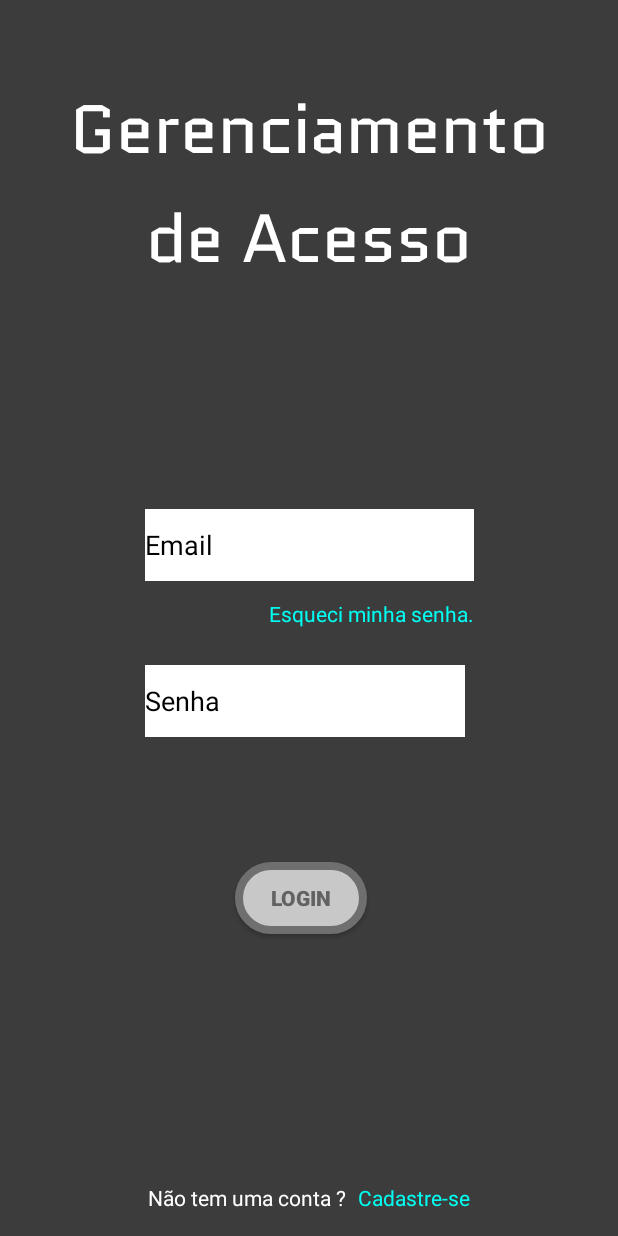
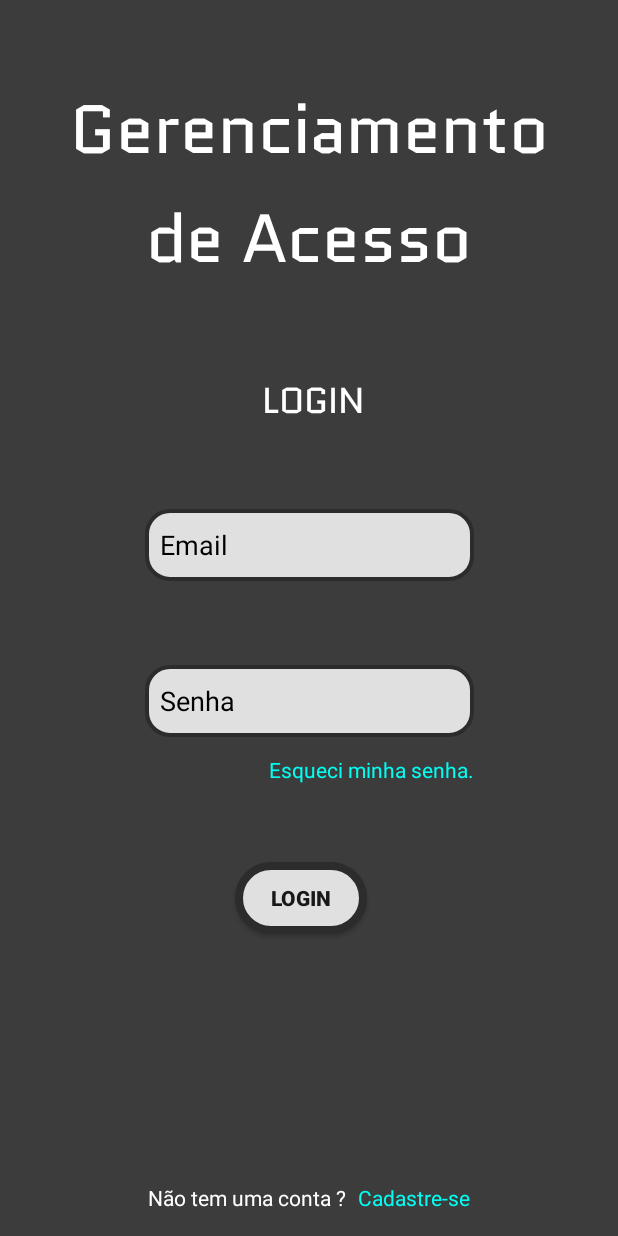
Before and after one commit to Illee-Silva/prj_FB-AuthSys, an Android app: the screen it shows after launch (MainActivity before the commit, LoginActivity after it), on a phone screen of 412 x 824 dp. Run offline under Robolectric (Android 15) with nearby library versions, the phone set to English and light mode, and no system bars; our stand-ins replace Firebase (no records; nobody signed in at launch, a user with empty details on screens opened directly).

Commit message:
Reestruturação da Página de Login

```diff
--- a/app/src/main/AndroidManifest.xml
+++ b/app/src/main/AndroidManifest.xml
@@ -14,13 +14,13 @@
         android:theme="@style/Theme.Prj_connectAuth"
         tools:targetApi="31">
         <activity
-            android:name=".sucess"
+            android:name=".MainActivity"
             android:exported="false" />
         <activity
             android:name=".RegisterActivity"
             android:exported="false" />
         <activity
-            android:name=".MainActivity"
+            android:name=".LoginActivity"
             android:exported="true">
             <intent-filter>
                 <action android:name="android.intent.action.MAIN" />
--- /dev/null
+++ b/app/src/main/java/com/example/prj_connectauth/LoginActivity.kt
@@ -0,0 +1,76 @@
+package com.example.prj_connectauth
+
+import android.content.Intent
+import android.os.Bundle
+import androidx.activity.enableEdgeToEdge
+import androidx.appcompat.app.AppCompatActivity
+import androidx.core.view.ViewCompat
+import androidx.core.view.WindowInsetsCompat
+import android.widget.Toast
+
+import com.google.firebase.auth.FirebaseAuth
+import com.example.prj_connectauth.databinding.ActivityLoginBinding
+
+
+class LoginActivity : AppCompatActivity() {
+
+    private lateinit var binding: ActivityLoginBinding
+    private lateinit var auth: FirebaseAuth
+
+
+    override fun onCreate(savedInstanceState: Bundle?) {
+        super.onCreate(savedInstanceState)
+
+        binding = ActivityLoginBinding.inflate(layoutInflater)
+        setContentView(binding.root)
+        auth = FirebaseAuth.getInstance()
+
+        if (auth.currentUser != null){
+            startActivity(Intent(this, MainActivity::class.java))
+            finish()
+        }
+
+        binding.bttLogin.setOnClickListener(){
+            val email = binding.txtEmail.text.toString().trim()
+            val password = binding.txtPassword.text.toString().trim()
+
+            if (email.isEmpty() || password.isEmpty()){
+                Toast.makeText(this, "Preencha todos os Campos!", Toast.LENGTH_SHORT).show()
+                return@setOnClickListener
+            }
+
+            auth.signInWithEmailAndPassword(email, password)
+                .addOnCompleteListener(this){ task ->
+                    if (task.isSuccessful){
+                        Toast.makeText(this, "Login bem-sucedido!", Toast.LENGTH_SHORT).show()
+                        startActivity(Intent(this, MainActivity::class.java))
+                        finish()
+                    }
+                    else{
+                        Toast.makeText(this, "Erro: ${task.exception?.message}", Toast.LENGTH_SHORT).show()
+                    }
+                }
+
+        }
+
+        binding.textView4.setOnClickListener {
+            startActivity(Intent(this, RegisterActivity::class.java))
+        }
+
+        binding.bttForgotPassword.setOnClickListener {
+            startActivity(Intent(this, RegisterActivity::class.java))
+        }
+
+        enableEdgeToEdge()
+        ViewCompat.setOnApplyWindowInsetsListener(findViewById(R.id.main)) { v, insets ->
+            val systemBars = insets.getInsets(WindowInsetsCompat.Type.systemBars())
+            v.setPadding(systemBars.left, systemBars.top, systemBars.right, systemBars.bottom)
+            insets
+        }
+    }
+
+    override fun onDestroy() {
+        super.onDestroy()
+        FirebaseAuth.getInstance().signOut()
+    }
+}
--- a/app/src/main/java/com/example/prj_connectauth/MainActivity.kt
+++ b/app/src/main/java/com/example/prj_connectauth/MainActivity.kt
@@ -1,77 +1,20 @@
 package com.example.prj_connectauth
 
-import android.content.Intent
 import android.os.Bundle
 import androidx.activity.enableEdgeToEdge
 import androidx.appcompat.app.AppCompatActivity
 import androidx.core.view.ViewCompat
 import androidx.core.view.WindowInsetsCompat
-import android.widget.Toast
-
-import com.google.firebase.auth.FirebaseAuth
-import com.example.prj_connectauth.databinding.ActivityMainBinding
-
-
 
 class MainActivity : AppCompatActivity() {
-
-    private lateinit var binding: ActivityMainBinding
-    private lateinit var auth: FirebaseAuth
-
-
     override fun onCreate(savedInstanceState: Bundle?) {
         super.onCreate(savedInstanceState)
-
-        binding = ActivityMainBinding.inflate(layoutInflater)
-        setContentView(binding.root)
-        auth = FirebaseAuth.getInstance()
-
-        if (auth.currentUser != null){
-            startActivity(Intent(this, sucess::class.java))
-            finish()
-        }
-
-        binding.bttLogin.setOnClickListener(){
-            val email = binding.txtEmail.text.toString().trim()
-            val password = binding.txtPassword.text.toString().trim()
-
-            if (email.isEmpty() || password.isEmpty()){
-                Toast.makeText(this, "Preencha todos os Campos!", Toast.LENGTH_SHORT).show()
-                return@setOnClickListener
-            }
-
-            auth.signInWithEmailAndPassword(email, password)
-                .addOnCompleteListener(this){ task ->
-                    if (task.isSuccessful){
-                        Toast.makeText(this, "Login bem-sucedido!", Toast.LENGTH_SHORT).show()
-                        startActivity(Intent(this, sucess::class.java))
-                        finish()
-                    }
-                    else{
-                        Toast.makeText(this, "Erro: ${task.exception?.message}", Toast.LENGTH_SHORT).show()
-                    }
-                }
-
-        }
-
-        binding.textView4.setOnClickListener {
-            startActivity(Intent(this, RegisterActivity::class.java))
-        }
-
-        binding.textView3.setOnClickListener {
-            startActivity(Intent(this, RegisterActivity::class.java))
-        }
-
         enableEdgeToEdge()
+        setContentView(R.layout.activity_main)
         ViewCompat.setOnApplyWindowInsetsListener(findViewById(R.id.main)) { v, insets ->
             val systemBars = insets.getInsets(WindowInsetsCompat.Type.systemBars())
             v.setPadding(systemBars.left, systemBars.top, systemBars.right, systemBars.bottom)
             insets
         }
     }
-
-    override fun onDestroy() {
-        super.onDestroy()
-        FirebaseAuth.getInstance().signOut()
-    }
 }
--- a/app/src/main/java/com/example/prj_connectauth/sucess.kt
+++ /dev/null
@@ -1,20 +0,0 @@
-package com.example.prj_connectauth
-
-import android.os.Bundle
-import androidx.activity.enableEdgeToEdge
-import androidx.appcompat.app.AppCompatActivity
-import androidx.core.view.ViewCompat
-import androidx.core.view.WindowInsetsCompat
-
-class sucess : AppCompatActivity() {
-    override fun onCreate(savedInstanceState: Bundle?) {
-        super.onCreate(savedInstanceState)
-        enableEdgeToEdge()
-        setContentView(R.layout.activity_sucess)
-        ViewCompat.setOnApplyWindowInsetsListener(findViewById(R.id.main)) { v, insets ->
-            val systemBars = insets.getInsets(WindowInsetsCompat.Type.systemBars())
-            v.setPadding(systemBars.left, systemBars.top, systemBars.right, systemBars.bottom)
-            insets
-        }
-    }
-}
--- /dev/null
+++ b/app/src/main/res/drawable/input_rounded.xml
@@ -0,0 +1,13 @@
+<?xml version="1.0" encoding="utf-8"?>
+<shape xmlns:android="http://schemas.android.com/apk/res/android">
+
+    <solid android:color="@color/btt_bkg"/>
+
+    <stroke
+        android:width="2.5dp"
+        android:color="@color/btt_strokeColor"
+        />
+
+    <corners android:radius="15dp"/>
+
+</shape>
--- /dev/null
+++ b/app/src/main/res/layout/activity_login.xml
@@ -0,0 +1,120 @@
+<?xml version="1.0" encoding="utf-8"?>
+<androidx.constraintlayout.widget.ConstraintLayout xmlns:android="http://schemas.android.com/apk/res/android"
+    xmlns:app="http://schemas.android.com/apk/res-auto"
+    xmlns:tools="http://schemas.android.com/tools"
+    android:id="@+id/main"
+    android:layout_width="match_parent"
+    android:layout_height="match_parent"
+    tools:context=".LoginActivity">
+
+    <TextView
+        android:id="@+id/main_txtV_title"
+        android:layout_width="364dp"
+        android:layout_height="145dp"
+        android:layout_marginTop="54dp"
+        android:fontFamily="@font/quantico"
+        android:lineSpacingExtra="8sp"
+        android:text="Gerenciamento de Acesso"
+        android:textAlignment="center"
+        android:textAppearance="@style/TextAppearance.AppCompat.Display2"
+        android:typeface="monospace"
+        app:layout_constraintEnd_toEndOf="parent"
+        app:layout_constraintHorizontal_bias="0.5"
+        app:layout_constraintStart_toStartOf="parent"
+        app:layout_constraintTop_toTopOf="parent" />
+
+    <EditText
+        android:id="@+id/txt_email"
+        android:layout_width="@dimen/ti_width"
+        android:layout_height="@dimen/ti_height"
+        android:layout_marginTop="140dp"
+        android:background="@drawable/input_rounded"
+        android:ems="10"
+        android:hint="Email"
+        android:inputType="textEmailAddress"
+        android:padding="10dp"
+        app:layout_constraintEnd_toEndOf="parent"
+        app:layout_constraintStart_toStartOf="parent"
+        app:layout_constraintTop_toBottomOf="@+id/main_txtV_title" />
+
+    <EditText
+        android:id="@+id/txt_password"
+        android:layout_width="@dimen/ti_width"
+        android:layout_height="@dimen/ti_height"
+        android:layout_marginTop="56dp"
+        android:background="@drawable/input_rounded"
+        android:ems="10"
+        android:hint="Senha"
+        android:inputType="textPassword"
+        android:padding="10dp"
+        app:layout_constraintStart_toStartOf="@+id/txt_email"
+        app:layout_constraintTop_toBottomOf="@+id/txt_email" />
+
+    <android.widget.Button
+        android:id="@+id/btt_login"
+        android:layout_width="wrap_content"
+        android:layout_height="wrap_content"
+        android:layout_marginStart="60dp"
+        android:layout_marginTop="83dp"
+        android:background="@drawable/btt_default"
+        android:fontFamily="sans-serif-black"
+        android:text="Login"
+        android:textColor="@color/btt_textColor"
+        app:layout_constraintStart_toStartOf="@+id/txt_password"
+        app:layout_constraintTop_toBottomOf="@+id/txt_password" />
+
+    <TextView
+        android:id="@+id/btt_forgotPassword"
+        android:layout_width="wrap_content"
+        android:layout_height="wrap_content"
+        android:layout_marginTop="12dp"
+        android:clickable="true"
+        android:text="Esqueci minha senha."
+        android:textColor="#00FFF2"
+        android:textSize="14sp"
+        app:layout_constraintEnd_toEndOf="@+id/txt_password"
+        app:layout_constraintTop_toBottomOf="@+id/txt_password" />
+
+    <TextView
+        android:id="@+id/textView3"
+        android:layout_width="wrap_content"
+        android:layout_height="wrap_content"
+        android:layout_marginEnd="4dp"
+        android:layout_marginBottom="16dp"
+        android:text="Não tem uma conta ?"
+        app:layout_constraintBottom_toBottomOf="parent"
+        app:layout_constraintEnd_toStartOf="@+id/textView4"
+        app:layout_constraintHorizontal_bias="0.5"
+        app:layout_constraintHorizontal_chainStyle="packed"
+        app:layout_constraintStart_toStartOf="parent" />
+
+    <TextView
+        android:id="@+id/textView4"
+        android:layout_width="wrap_content"
+        android:layout_height="wrap_content"
+        android:layout_marginStart="4dp"
+        android:layout_marginBottom="16dp"
+        android:clickable="true"
+        android:text="Cadastre-se"
+        android:textColor="#00FFF2"
+        app:layout_constraintBottom_toBottomOf="parent"
+        app:layout_constraintEnd_toEndOf="parent"
+        app:layout_constraintStart_toEndOf="@+id/textView3" />
+
+    <TextView
+        android:id="@+id/tv_screen_name"
+        android:layout_width="wrap_content"
+        android:layout_height="wrap_content"
+        android:fontFamily="@font/quantico"
+        android:text="Login"
+        android:textAlignment="center"
+        android:textAllCaps="true"
+        android:textSize="24sp"
+        app:layout_constraintBottom_toTopOf="@+id/txt_email"
+        app:layout_constraintEnd_toEndOf="parent"
+        app:layout_constraintHorizontal_bias="0.508"
+        app:layout_constraintStart_toStartOf="parent"
+        app:layout_constraintTop_toBottomOf="@+id/main_txtV_title"
+        app:layout_constraintVertical_bias="0.48000002" />
+
+</androidx.constraintlayout.widget.ConstraintLayout>
--- a/app/src/main/res/layout/activity_main.xml
+++ b/app/src/main/res/layout/activity_main.xml
@@ -8,95 +8,10 @@
     tools:context=".MainActivity">
 
     <TextView
-        android:id="@+id/main_txtV_title"
-        android:layout_width="364dp"
-        android:layout_height="145dp"
-        android:layout_marginTop="54dp"
-        android:fontFamily="@font/quantico"
-        android:lineSpacingExtra="8sp"
-        android:text="Gerenciamento de Acesso"
-        android:textAlignment="center"
-        android:textAppearance="@style/TextAppearance.AppCompat.Display2"
-        android:typeface="monospace"
-        app:layout_constraintEnd_toEndOf="parent"
-        app:layout_constraintHorizontal_bias="0.5"
-        app:layout_constraintStart_toStartOf="parent"
-        app:layout_constraintTop_toTopOf="parent" />
-
-    <EditText
-        android:id="@+id/txt_email"
-        android:layout_width="219dp"
-        android:layout_height="48dp"
-        android:layout_marginTop="140dp"
-        android:background="#FFFFFF"
-        android:ems="10"
-        android:hint="Email"
-        android:inputType="textEmailAddress"
-        app:layout_constraintEnd_toEndOf="parent"
-        app:layout_constraintStart_toStartOf="parent"
-        app:layout_constraintTop_toBottomOf="@+id/main_txtV_title" />
-
-    <EditText
-        android:id="@+id/txt_password"
-        android:layout_width="213dp"
-        android:layout_height="48dp"
-        android:layout_marginTop="56dp"
-        android:background="#FFFFFF"
-        android:ems="10"
-        android:hint="Senha"
-        android:inputType="textPassword"
-        app:layout_constraintStart_toStartOf="@+id/txt_email"
-        app:layout_constraintTop_toBottomOf="@+id/txt_email" />
-
-    <android.widget.Button
-        android:id="@+id/btt_login"
+        android:id="@+id/textView"
         android:layout_width="wrap_content"
         android:layout_height="wrap_content"
-        android:layout_marginStart="60dp"
-        android:layout_marginTop="83dp"
-        android:background="@drawable/btt_default"
-        android:fontFamily="sans-serif-black"
-        android:text="LOGIN"
-        android:textColor="#626262"
-        app:layout_constraintStart_toStartOf="@+id/txt_password"
-        app:layout_constraintTop_toBottomOf="@+id/txt_password" />
-
-    <TextView
-        android:id="@+id/btt_forgotPassword"
-        android:layout_width="wrap_content"
-        android:layout_height="wrap_content"
-        android:layout_marginTop="12dp"
-        android:clickable="true"
-        android:text="Esqueci minha senha."
-        android:textColor="#00FFF2"
-        android:textSize="14sp"
-        app:layout_constraintEnd_toEndOf="@+id/txt_email"
-        app:layout_constraintTop_toBottomOf="@+id/txt_email" />
-
-    <TextView
-        android:id="@+id/textView3"
-        android:layout_width="wrap_content"
-        android:layout_height="wrap_content"
-        android:layout_marginEnd="4dp"
-        android:layout_marginBottom="16dp"
-        android:text="Não tem uma conta ?"
-        app:layout_constraintBottom_toBottomOf="parent"
-        app:layout_constraintEnd_toStartOf="@+id/textView4"
-        app:layout_constraintHorizontal_bias="0.5"
-        app:layout_constraintHorizontal_chainStyle="packed"
-        app:layout_constraintStart_toStartOf="parent" />
-
-    <TextView
-        android:id="@+id/textView4"
-        android:layout_width="wrap_content"
-        android:layout_height="wrap_content"
-        android:layout_marginStart="4dp"
-        android:layout_marginBottom="16dp"
-        android:clickable="true"
-        android:text="Cadastre-se"
-        android:textColor="#00FFF2"
-        app:layout_constraintBottom_toBottomOf="parent"
-        app:layout_constraintEnd_toEndOf="parent"
-        app:layout_constraintStart_toEndOf="@+id/textView3" />
-
+        android:text="TextView"
+        tools:layout_editor_absoluteX="173dp"
+        tools:layout_editor_absoluteY="169dp" />
 </androidx.constraintlayout.widget.ConstraintLayout>
--- a/app/src/main/res/layout/activity_sucess.xml
+++ /dev/null
@@ -1,17 +0,0 @@
-<?xml version="1.0" encoding="utf-8"?>
-<androidx.constraintlayout.widget.ConstraintLayout xmlns:android="http://schemas.android.com/apk/res/android"
-    xmlns:app="http://schemas.android.com/apk/res-auto"
-    xmlns:tools="http://schemas.android.com/tools"
-    android:id="@+id/main"
-    android:layout_width="match_parent"
-    android:layout_height="match_parent"
-    tools:context=".sucess">
-
-    <TextView
-        android:id="@+id/textView"
-        android:layout_width="wrap_content"
-        android:layout_height="wrap_content"
-        android:text="TextView"
-        tools:layout_editor_absoluteX="173dp"
-        tools:layout_editor_absoluteY="169dp" />
-</androidx.constraintlayout.widget.ConstraintLayout>
--- a/app/src/main/res/values/colors.xml
+++ b/app/src/main/res/values/colors.xml
@@ -2,9 +2,9 @@
 <resources>
 
 <!--Botões-->
-    <color name="btt_bkg">#C8C8C8</color>
-    <color name="btt_strokeColor">#6F6F6F</color>
-
+    <color name="btt_bkg">#E0E0E0</color>
+    <color name="btt_strokeColor">#2C2C2C</color>
+    <color name="btt_textColor">#181818</color>
 
 <!--Outros-->
     <color name="page_bkg">#FF3C3C3C</color>
--- /dev/null
+++ b/app/src/main/res/values/dimens.xml
@@ -0,0 +1,7 @@
+<?xml version="1.0" encoding="utf-8"?>
+<resources>
+
+    <dimen name="ti_width">219dp</dimen>
+    <dimen name="ti_height">48dp</dimen>
+
+</resources>
--- a/gradle/libs.versions.toml
+++ b/gradle/libs.versions.toml
@@ -1,5 +1,5 @@
 [versions]
-agp = "8.9.0"
+agp = "8.9.2"
 firebaseBom = "33.13.0"
 kotlin = "2.0.21"
 coreKtx = "1.15.0"
```
